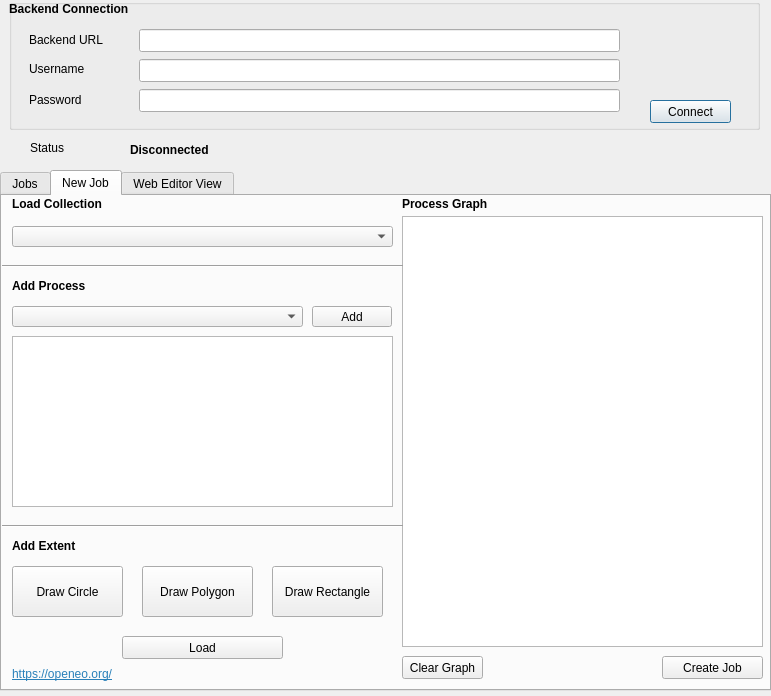
Old version of the form openeo_connector_dialog_base.ui in the repository Open-EO/openeo-qgis-plugin.
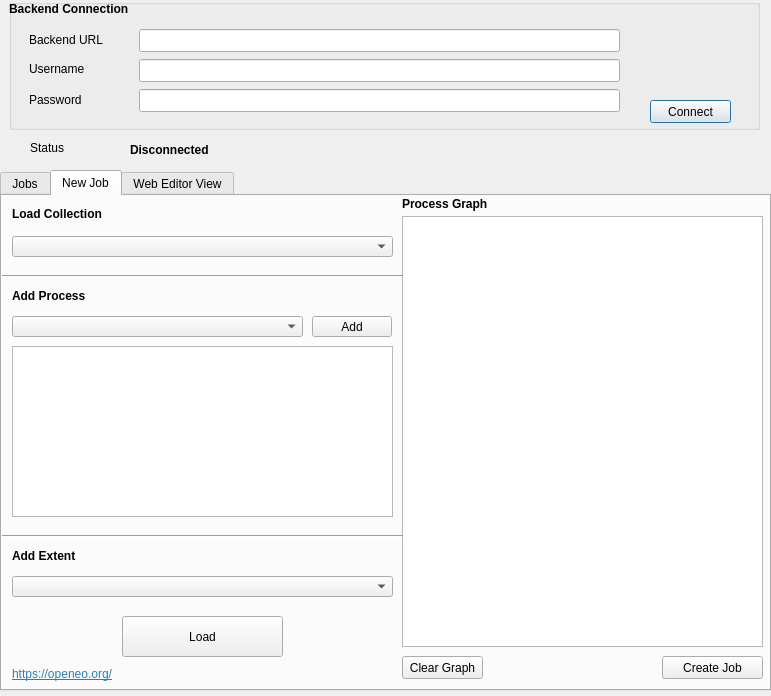
New version of the form. Icons and pictures are not drawn.

Commit message: Update Extent: Set to Canvas Extent

Patch:
```diff
--- a/openeo_connector_dialog_base.ui
+++ b/openeo_connector_dialog_base.ui
@@ -234,7 +234,7 @@
      <property name="geometry">
       <rect>
        <x>10</x>
-       <y>30</y>
+       <y>40</y>
        <width>381</width>
        <height>21</height>
       </rect>
@@ -244,7 +244,7 @@
      <property name="geometry">
       <rect>
        <x>10</x>
-       <y>110</y>
+       <y>120</y>
        <width>291</width>
        <height>21</height>
       </rect>
@@ -254,7 +254,7 @@
      <property name="geometry">
       <rect>
        <x>310</x>
-       <y>110</y>
+       <y>120</y>
        <width>80</width>
        <height>21</height>
       </rect>
@@ -267,7 +267,7 @@
      <property name="geometry">
       <rect>
        <x>10</x>
-       <y>140</y>
+       <y>150</y>
        <width>381</width>
        <height>171</height>
       </rect>
@@ -277,7 +277,7 @@
      <property name="geometry">
       <rect>
        <x>10</x>
-       <y>0</y>
+       <y>10</y>
        <width>131</width>
        <height>16</height>
       </rect>
@@ -290,7 +290,7 @@
      <property name="geometry">
       <rect>
        <x>10</x>
-       <y>80</y>
+       <y>90</y>
        <width>101</width>
        <height>20</height>
       </rect>
@@ -342,7 +342,7 @@
      <property name="geometry">
       <rect>
        <x>0</x>
-       <y>60</y>
+       <y>70</y>
        <width>401</width>
        <height>20</height>
       </rect>
@@ -355,9 +355,9 @@
      <property name="geometry">
       <rect>
        <x>120</x>
-       <y>440</y>
+       <y>420</y>
        <width>161</width>
-       <height>23</height>
+       <height>41</height>
       </rect>
      </property>
      <property name="text">
@@ -381,7 +381,7 @@
      <property name="geometry">
       <rect>
        <x>0</x>
-       <y>320</y>
+       <y>330</y>
        <width>401</width>
        <height>20</height>
       </rect>
@@ -394,7 +394,7 @@
      <property name="geometry">
       <rect>
        <x>10</x>
-       <y>340</y>
+       <y>350</y>
        <width>101</width>
        <height>20</height>
       </rect>
@@ -406,43 +406,14 @@
       <set>Qt::AlignLeading|Qt::AlignLeft|Qt::AlignVCenter</set>
      </property>
     </widget>
-    <widget class="QPushButton" name="circleButton">
+    <widget class="QComboBox" name="extentBox">
      <property name="geometry">
       <rect>
        <x>10</x>
-       <y>370</y>
-       <width>111</width>
-       <height>51</height>
+       <y>380</y>
+       <width>381</width>
+       <height>21</height>
       </rect>
-     </property>
-     <property name="text">
-      <string>Draw Circle</string>
-     </property>
-    </widget>
-    <widget class="QPushButton" name="rectangleButton">
-     <property name="geometry">
-      <rect>
-       <x>270</x>
-       <y>370</y>
-       <width>111</width>
-       <height>51</height>
-      </rect>
-     </property>
-     <property name="text">
-      <string>Draw Rectangle</string>
-     </property>
-    </widget>
-    <widget class="QPushButton" name="polygonButton">
-     <property name="geometry">
-      <rect>
-       <x>140</x>
-       <y>370</y>
-       <width>111</width>
-       <height>51</height>
-      </rect>
-     </property>
-     <property name="text">
-      <string>Draw Polygon</string>
      </property>
     </widget>
    </widget>
```
Left out of the diff: 18 changed lines with no effect on the pictures. The commit also changes 3 other files.
